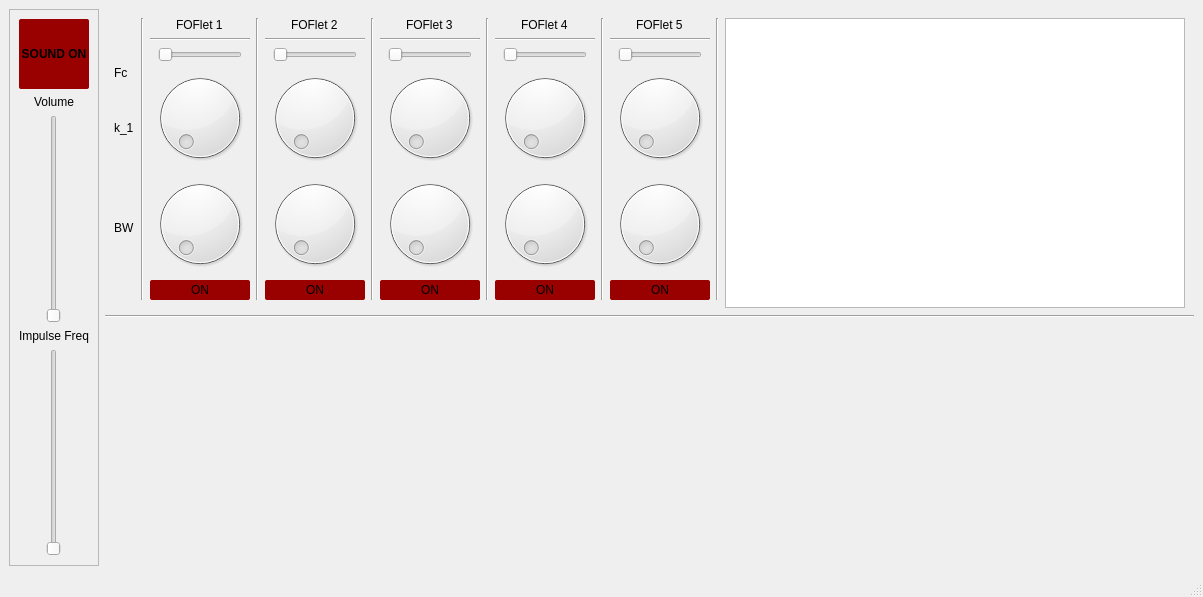
Above: ui/MainWindow.ui from swichman/py-FOFlets before the change. Below: the same form after it.
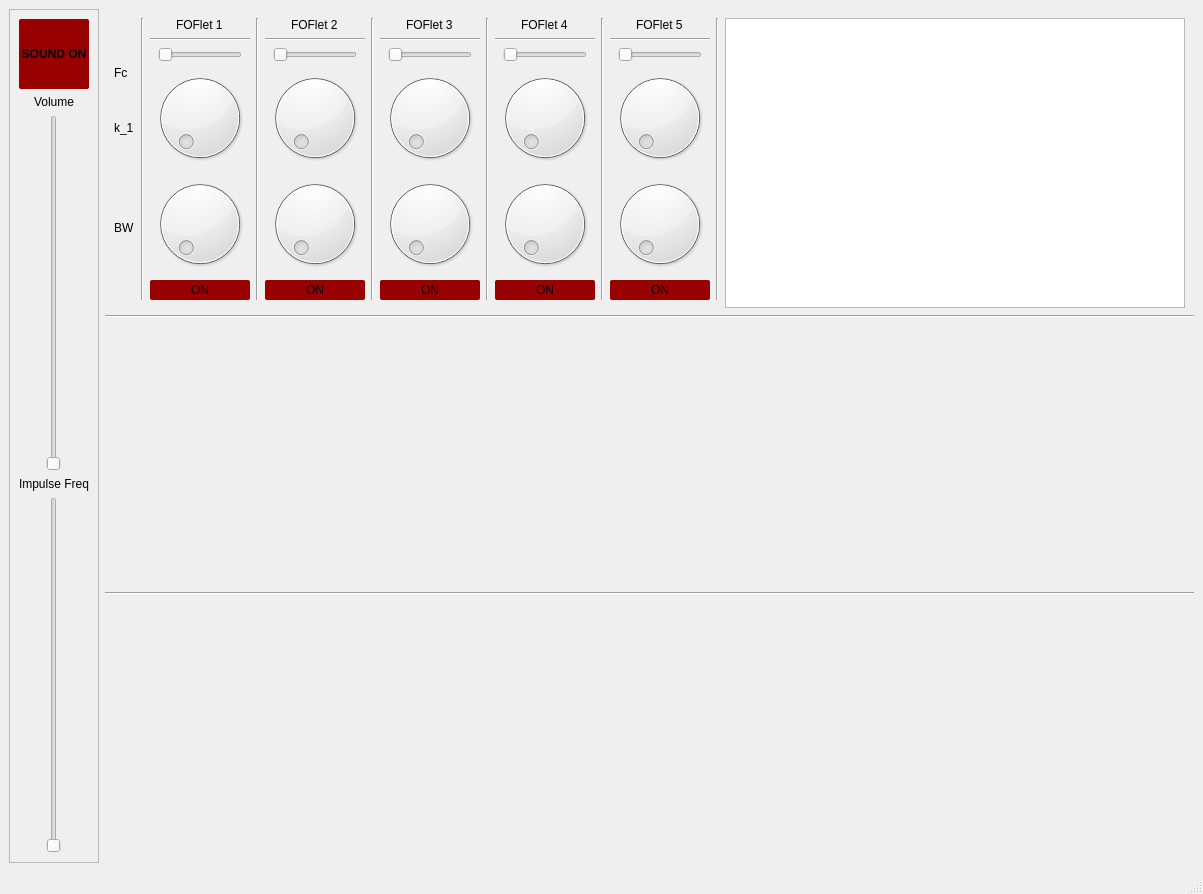
That is the form after the change. Custom widgets are drawn as their Qt base class.

```diff
--- a/ui/MainWindow.ui
+++ b/ui/MainWindow.ui
@@ -7,7 +7,7 @@
     <x>0</x>
     <y>0</y>
     <width>1203</width>
-    <height>597</height>
+    <height>894</height>
    </rect>
   </property>
   <property name="windowTitle">
@@ -863,6 +863,16 @@
         <layout class="QGridLayout" name="gridLayout_5"/>
        </widget>
       </item>
+      <item>
+       <widget class="Line" name="line_7">
+        <property name="orientation">
+         <enum>Qt::Horizontal</enum>
+        </property>
+       </widget>
+      </item>
+      <item>
+       <widget class="PlotWidget" name="spectralPlot" native="true"/>
+      </item>
      </layout>
     </item>
    </layout>
@@ -879,6 +889,14 @@
   </widget>
   <widget class="QStatusBar" name="statusbar"/>
  </widget>
+ <customwidgets>
+  <customwidget>
+   <class>PlotWidget</class>
+   <extends>QWidget</extends>
+   <header>pyqtgraph</header>
+   <container>1</container>
+  </customwidget>
+ </customwidgets>
  <resources/>
  <connections/>
 </ui>
```
Left out of the diff: 42 changed lines with no effect on the pictures.
